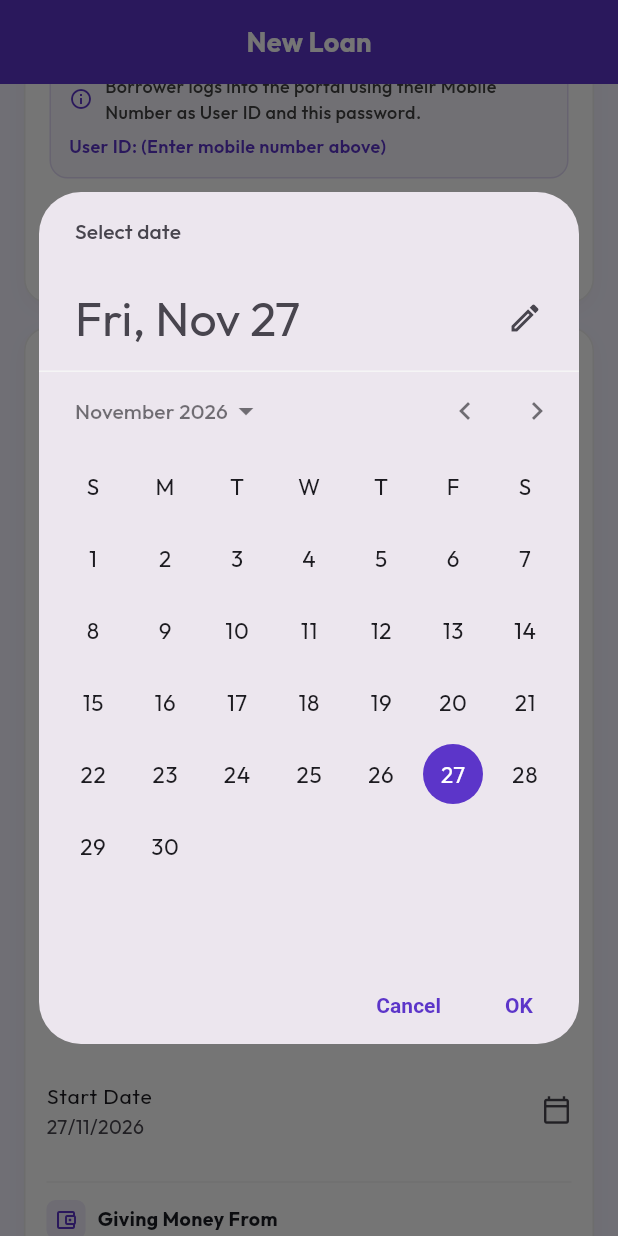
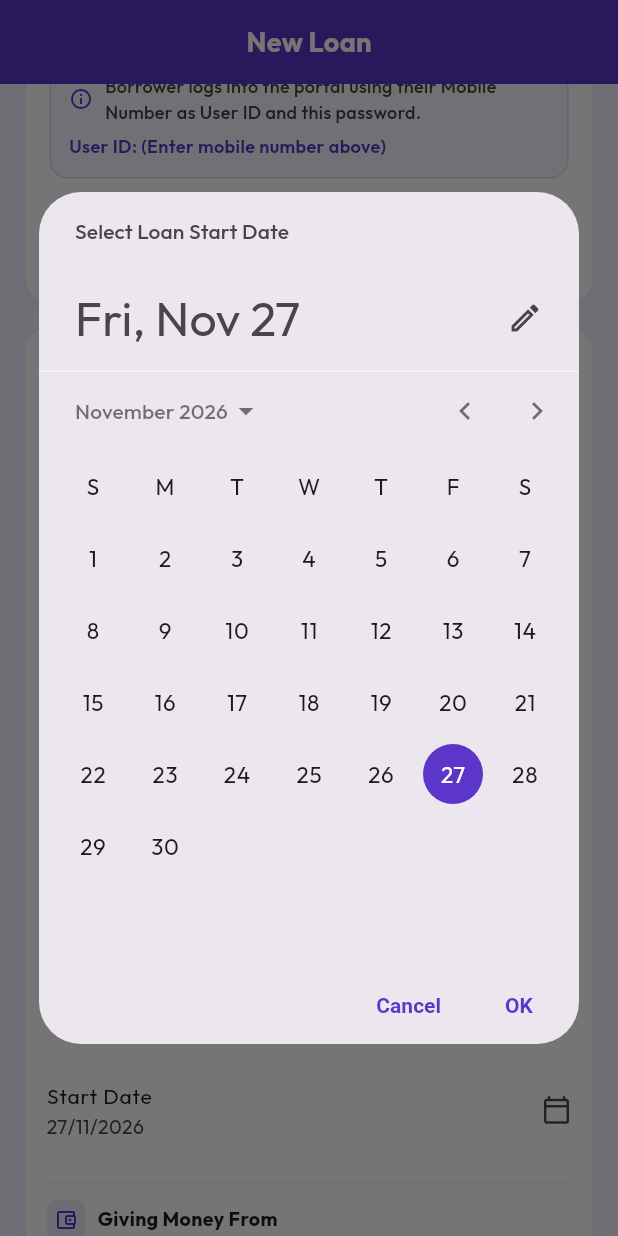
Before and after one commit to sakthimanojr/OM_Finance_WEB, a Flutter app: the NewLoanScreen screen opened by its route, scrolled down 576 dp, after a tap on "Start Date", on a phone screen of 412 x 824 dp. Run offline on Flutter 3.47's test engine with Material 3 defaults, Android fonts, the phone set to English and light mode, and no system bars; our stand-ins replace dio, file_picker, flutter_riverpod, flutter_secure_storage, go_router, google_fonts and 2 more; missing offline and left inert: razorpay_flutter; accounts and stored records are empty; network calls fail.

Commit message:
Initial commit

```diff
--- a/lib/screens/admin/new_loan_screen.dart
+++ b/lib/screens/admin/new_loan_screen.dart
@@ -150,8 +150,9 @@ class _NewLoanScreenState extends ConsumerState<NewLoanScreen> {
     final picked = await showDatePicker(
       context: context,
       initialDate: _startDate,
-      firstDate: DateTime.now().subtract(const Duration(days: 30)),
-      lastDate: DateTime.now().add(const Duration(days: 365)),
+      firstDate: DateTime(2000),
+      lastDate: DateTime(2050),
+      helpText: 'Select Loan Start Date',
     );
     if (picked != null) setState(() => _startDate = picked);
   }
```
